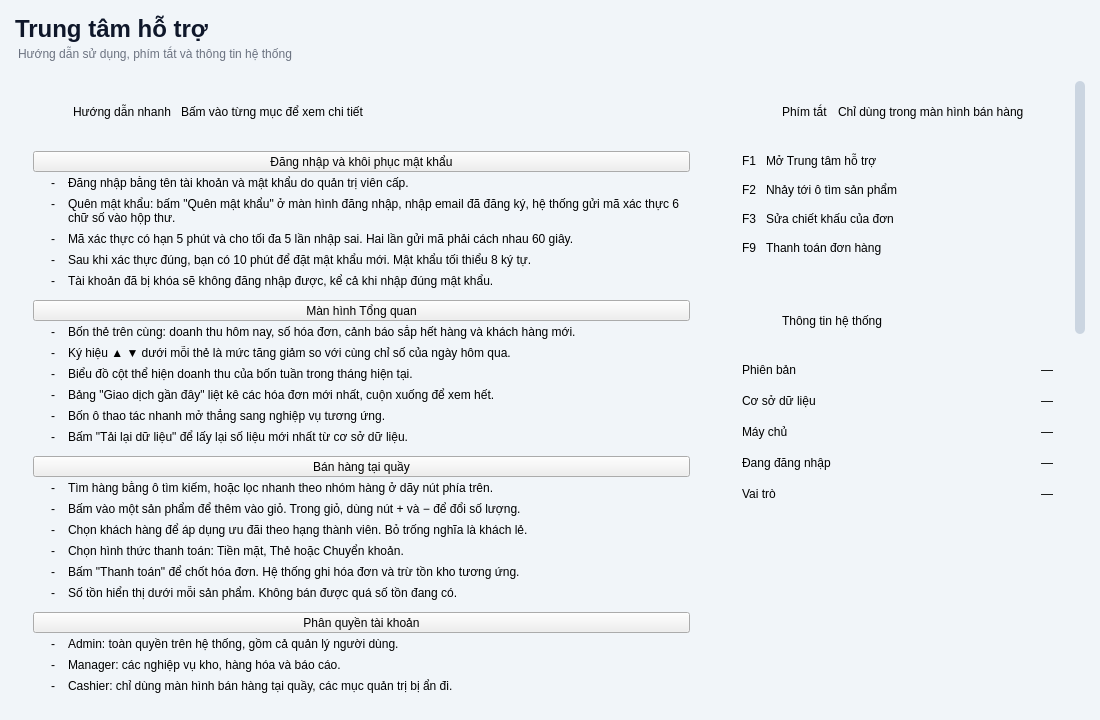
Qt form src/gui/tabs/help_center.ui (letrankhang/Supermarket_Manager) before a commit.
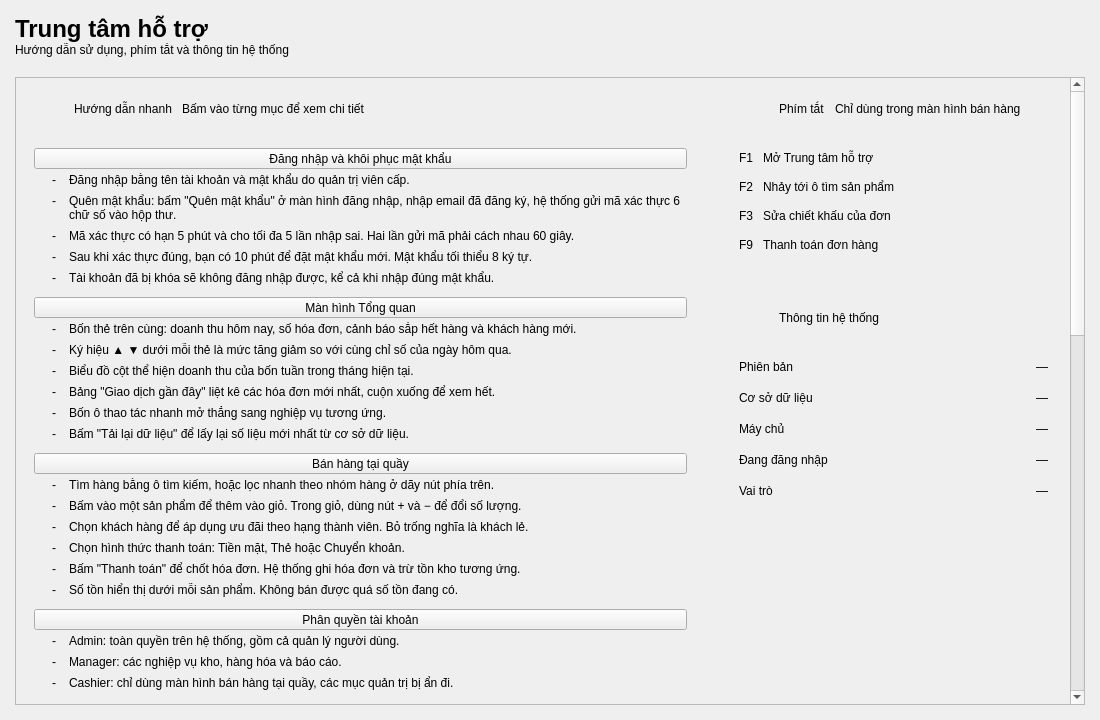
The same form after that commit. Icons and pictures are not drawn.

What changed in the file:
```diff
--- a/src/gui/tabs/help_center.ui
+++ b/src/gui/tabs/help_center.ui
@@ -14,36 +14,447 @@
    <string>Trung tâm hỗ trợ</string>
   </property>
   <property name="styleSheet">
-   <string notr="true">
-QWidget#Form {
+   <string notr="true">QWidget#Form {
     background-color: #f1f5f9;
     color: #0f172a;
     font-family: &quot;Segoe UI&quot;, Arial, sans-serif;
 }
-/* ===== Tiêu đề trang =====
-   Dùng chung kiểu với header của dashboard.ui: tiêu đề đậm cỡ lớn,
-   ngay dưới là một dòng mô tả màu xám, chữ thường, cỡ nhỏ hơn.
-   Cỡ chữ và độ đậm của tiêu đề lấy từ thuộc tính font của lblTitle
-   (pointsize 18, bold) giống hệt QLabel tiêu đề bên Dashboard. */
+QWidget {
+    font-family: &quot;Segoe UI&quot;, Arial, sans-serif;
+}
+QLabel {
+    background-color: transparent;
+    border: none;
+    color: #0f172a;
+}
+
+QLineEdit,
+QComboBox,
+QDateEdit,
+QSpinBox,
+QDoubleSpinBox {
+    background-color: #ffffff;
+    border: 1px solid #e2e8f0;
+    border-radius: 8px;
+    padding: 0px 12px;
+    min-height: 38px;
+    font-size: 13px;
+    color: #0f172a;
+    selection-background-color: #1d4ed8;
+    selection-color: #ffffff;
+}
+QTextEdit {
+    background-color: #ffffff;
+    border: 1px solid #e2e8f0;
+    border-radius: 8px;
+    padding: 8px 10px;
+    font-size: 13px;
+    color: #0f172a;
+    selection-background-color: #1d4ed8;
+    selection-color: #ffffff;
+}
+QLineEdit:hover,
+QComboBox:hover,
+QDateEdit:hover,
+QSpinBox:hover,
+QDoubleSpinBox:hover,
+QTextEdit:hover {
+    border: 1px solid #cbd5e1;
+}
+QLineEdit:focus,
+QComboBox:focus,
+QDateEdit:focus,
+QSpinBox:focus,
+QDoubleSpinBox:focus,
+QTextEdit:focus {
+    border: 1px solid #1d4ed8;
+}
+QLineEdit:disabled,
+QComboBox:disabled,
+QDateEdit:disabled,
+QSpinBox:disabled,
+QDoubleSpinBox:disabled {
+    background-color: #f8fafc;
+    color: #94a3b8;
+}
+QComboBox::drop-down {
+    subcontrol-origin: padding;
+    subcontrol-position: center right;
+    border: none;
+    background-color: transparent;
+    width: 26px;
+}
+QComboBox::down-arrow {
+    image: url(assets/images/chevron-down.png);
+    width: 10px;
+    height: 10px;
+}
+QComboBox::down-arrow:on {
+    image: url(assets/images/chevron-up.png);
+}
+QComboBox QAbstractItemView {
+    background-color: #ffffff;
+    border: 1px solid #e2e8f0;
+    border-radius: 8px;
+    padding: 4px;
+    outline: none;
+    selection-background-color: #eff6ff;
+    selection-color: #1d4ed8;
+}
+QSpinBox::up-button,
+QSpinBox::down-button,
+QDoubleSpinBox::up-button,
+QDoubleSpinBox::down-button,
+QDateEdit::up-button,
+QDateEdit::down-button {
+    subcontrol-origin: border;
+    width: 20px;
+    border: none;
+    background-color: transparent;
+}
+QSpinBox::up-button,
+QDoubleSpinBox::up-button,
+QDateEdit::up-button {
+    subcontrol-position: top right;
+}
+QSpinBox::down-button,
+QDoubleSpinBox::down-button,
+QDateEdit::down-button {
+    subcontrol-position: bottom right;
+}
+QSpinBox::up-button:hover,
+QSpinBox::down-button:hover,
+QDoubleSpinBox::up-button:hover,
+QDoubleSpinBox::down-button:hover,
+QDateEdit::up-button:hover,
+QDateEdit::down-button:hover {
+    background-color: #f1f5f9;
+}
+QSpinBox::up-arrow,
+QDoubleSpinBox::up-arrow,
+QDateEdit::up-arrow {
+    image: url(assets/images/chevron-up.png);
+    width: 9px;
+    height: 9px;
+}
+QSpinBox::down-arrow,
+QDoubleSpinBox::down-arrow,
+QDateEdit::down-arrow {
+    image: url(assets/images/chevron-down.png);
+    width: 9px;
+    height: 9px;
+}
+QCheckBox {
+    background-color: transparent;
+    color: #334155;
+    font-size: 13px;
+    font-weight: bold;
+    spacing: 8px;
+}
+QCheckBox::indicator {
+    width: 16px;
+    height: 16px;
+    border: 1px solid #cbd5e1;
+    border-radius: 4px;
+    background-color: #ffffff;
+}
+QCheckBox::indicator:hover {
+    border: 1px solid #1d4ed8;
+}
+QCheckBox::indicator:checked {
+    background-color: #1d4ed8;
+    border: 1px solid #1d4ed8;
+}
+
+QPushButton {
+    background-color: #ffffff;
+    color: #64748b;
+    border: 1px solid #e2e8f0;
+    border-radius: 8px;
+    padding: 0px 16px;
+    min-height: 38px;
+    font-size: 12px;
+    font-weight: bold;
+}
+QPushButton:hover {
+    background-color: #eff6ff;
+    color: #1d4ed8;
+    border: 1px solid #1d4ed8;
+}
+QPushButton:pressed {
+    background-color: #dbeafe;
+}
+QPushButton:disabled {
+    background-color: #f8fafc;
+    color: #cbd5e1;
+    border: 1px solid #e2e8f0;
+}
+QPushButton#RowActionButton {
+    background-color: transparent;
+    border: none;
+    border-radius: 6px;
+    padding: 0px;
+    min-width: 28px;
+    max-width: 28px;
+    min-height: 28px;
+    max-height: 28px;
+}
+QPushButton#RowActionButton:hover {
+    background-color: #eff6ff;
+}
+QPushButton#RowActionButton:pressed {
+    background-color: #dbeafe;
+}
+
+QTableWidget {
+    background-color: transparent;
+    border: none;
+    gridline-color: #f1f5f9;
+    font-size: 13px;
+    color: #334155;
+    outline: none;
+}
+QTableWidget::item {
+    padding: 8px;
+    border-bottom: 1px solid #f1f5f9;
+}
+QTableWidget::item:selected {
+    background-color: #eff6ff;
+    color: #1d4ed8;
+}
+QHeaderView {
+    background-color: #f8fafc;
+    border: none;
+    border-bottom: 1px solid #e2e8f0;
+}
+QHeaderView::section {
+    background-color: #f8fafc;
+    color: #64748b;
+    font-size: 11px;
+    font-weight: 700;
+    padding: 10px 8px;
+    border: none;
+    border-bottom: 1px solid #e2e8f0;
+}
+QTableCornerButton::section {
+    background-color: #f8fafc;
+    border: none;
+}
+
+QLabel[badge=&quot;info&quot;] {
+    background-color: #dbeafe;
+    color: #1d4ed8;
+    border-radius: 6px;
+    padding: 3px 10px;
+    font-size: 11px;
+    font-weight: 700;
+}
+QLabel[badge=&quot;success&quot;] {
+    background-color: #d1fae5;
+    color: #059669;
+    border-radius: 6px;
+    padding: 3px 10px;
+    font-size: 11px;
+    font-weight: 700;
+}
+QLabel[badge=&quot;warning&quot;] {
+    background-color: #ffedd5;
+    color: #ea580c;
+    border-radius: 6px;
+    padding: 3px 10px;
+    font-size: 11px;
+    font-weight: 700;
+}
+QLabel[badge=&quot;danger&quot;] {
+    background-color: #fee2e2;
+    color: #dc2626;
+    border-radius: 6px;
+    padding: 3px 10px;
+    font-size: 11px;
+    font-weight: 700;
+}
+QLabel[badge=&quot;neutral&quot;] {
+    background-color: #e2e8f0;
+    color: #64748b;
+    border-radius: 6px;
+    padding: 3px 10px;
+    font-size: 11px;
+    font-weight: 700;
+}
+QLabel[badge=&quot;violet&quot;] {
+    background-color: #ede9fe;
+    color: #6d28d9;
+    border-radius: 6px;
+    padding: 3px 10px;
+    font-size: 11px;
+    font-weight: 700;
+}
+QLabel[trend=&quot;up&quot;] {
+    background-color: #ecfdf5;
+    color: #059669;
+    border-radius: 4px;
+    padding: 2px 6px;
+    font-size: 11px;
+    font-weight: 700;
+}
+QLabel[trend=&quot;down&quot;] {
+    background-color: #fef2f2;
+    color: #dc2626;
+    border-radius: 4px;
+    padding: 2px 6px;
+    font-size: 11px;
+    font-weight: 700;
+}
+QLabel[trend=&quot;flat&quot;] {
+    background-color: #f1f5f9;
+    color: #64748b;
+    border-radius: 4px;
+    padding: 2px 6px;
+    font-size: 11px;
+    font-weight: 700;
+}
+QLabel[state=&quot;up&quot;] {
+    color: #10b981;
+    font-weight: bold;
+}
+QLabel[state=&quot;down&quot;] {
+    color: #ef4444;
+    font-weight: bold;
+}
+QLabel[state=&quot;flat&quot;] {
+    color: #64748b;
+    font-weight: bold;
+}
+QLabel[state=&quot;warning&quot;] {
+    color: #eab308;
+    font-weight: bold;
+}
+QLabel[state=&quot;safe&quot;] {
+    color: #10b981;
+}
+
+QScrollArea {
+    background-color: transparent;
+    border: none;
+}
+QScrollArea &gt; QWidget &gt; QWidget {
+    background-color: transparent;
+}
+QAbstractScrollArea::viewport {
+    background-color: transparent;
+}
+QScrollBar:vertical {
+    background-color: transparent;
+    width: 10px;
+    margin: 0px;
+    border: none;
+}
+QScrollBar::handle:vertical {
+    background-color: #cbd5e1;
+    min-height: 35px;
+    border-radius: 5px;
+}
+QScrollBar::handle:vertical:hover {
+    background-color: #94a3b8;
+}
+QScrollBar::handle:vertical:pressed {
+    background-color: #64748b;
+}
+QScrollBar::add-line:vertical,
+QScrollBar::sub-line:vertical {
+    height: 0px;
+    width: 0px;
+    background: transparent;
+    border: none;
+}
+QScrollBar::up-arrow:vertical,
+QScrollBar::down-arrow:vertical {
+    width: 0px;
+    height: 0px;
+    background: transparent;
+    border: none;
+}
+QScrollBar::add-page:vertical,
+QScrollBar::sub-page:vertical {
+    background: transparent;
+}
+QScrollBar:horizontal {
+    background-color: transparent;
+    height: 10px;
+    margin: 0px;
+    border: none;
+}
+QScrollBar::handle:horizontal {
+    background-color: #cbd5e1;
+    min-width: 35px;
+    border-radius: 5px;
+}
+QScrollBar::handle:horizontal:hover {
+    background-color: #94a3b8;
+}
+QScrollBar::handle:horizontal:pressed {
+    background-color: #64748b;
+}
+QScrollBar::add-line:horizontal,
+QScrollBar::sub-line:horizontal {
+    width: 0px;
+    height: 0px;
+    background: transparent;
+    border: none;
+}
+QScrollBar::left-arrow:horizontal,
+QScrollBar::right-arrow:horizontal {
+    width: 0px;
+    height: 0px;
+    background: transparent;
+    border: none;
+}
+QScrollBar::add-page:horizontal,
+QScrollBar::sub-page:horizontal {
+    background: transparent;
+}
+
+QMenu {
+    background-color: #ffffff;
+    border: 1px solid #e2e8f0;
+    border-radius: 8px;
+    padding: 6px;
+}
+QMenu::item {
+    background-color: transparent;
+    color: #334155;
+    border-radius: 6px;
+    padding: 7px 18px;
+    font-size: 13px;
+}
+QMenu::item:selected {
+    background-color: #eff6ff;
+    color: #1d4ed8;
+}
+QMenu::separator {
+    height: 1px;
+    background-color: #e2e8f0;
+    margin: 6px 4px;
+}
+
 QLabel#lblTitle {
     color: #0f172a;
     padding: 0px;
     margin: 0px;
 }
+
 QLabel#lblSubTitle {
     color: #6b7280;
     font-size: 12px;
     font-weight: normal;
     margin-top: 4px;
 }
-QScrollArea {
-    border: none;
-    background: transparent;
-}
+
 QWidget#scrollAreaWidgetContents {
-    background: transparent;
+    background-color: transparent;
+    border: none;
 }
-/* ===== Thẻ nội dung ===== */
+
 QFrame[class=&quot;card&quot;] {
     background-color: #ffffff;
     border: 1px solid #e2e8f0;
@@ -51,7 +462,7 @@
 }
 QLabel[class=&quot;cardIcon&quot;] {
     background-color: #eff6ff;
-    border-radius: 9px;
+    border-radius: 8px;
 }
 QLabel[class=&quot;cardTitle&quot;] {
     color: #0f172a;
@@ -68,7 +479,6 @@
     min-height: 1px;
     max-height: 1px;
 }
-/* ===== Mục hướng dẫn thu gọn ===== */
 QToolButton[class=&quot;accordion&quot;] {
     background-color: transparent;
     border: none;
@@ -87,15 +497,15 @@
     color: #1d4ed8;
 }
 QLabel[class=&quot;bullet&quot;] {
-    color: #93c5fd;
+    color: #1d4ed8;
     font-size: 12px;
     font-weight: 700;
 }
-QLabel[class=&quot;accordionLine&quot;] {
-    color: #475569;
+QLabel[class=&quot;accordionLine&quot;],
+QLabel[class=&quot;keyDesc&quot;] {
+    color: #334155;
     font-size: 12px;
 }
-/* ===== Phím tắt ===== */
 QLabel[class=&quot;keyCap&quot;] {
     background-color: #f8fafc;
     border: 1px solid #cbd5e1;
@@ -109,11 +519,6 @@
     min-height: 23px;
     max-height: 23px;
 }
-QLabel[class=&quot;keyDesc&quot;] {
-    color: #475569;
-    font-size: 12px;
-}
-/* ===== Thông tin hệ thống ===== */
 QLabel[class=&quot;infoKey&quot;] {
     color: #94a3b8;
     font-size: 11px;
@@ -123,15 +528,15 @@
     font-size: 12px;
     font-weight: 600;
 }
-/* ===== Hỗ trợ nhanh ===== */
-QLabel[class=&quot;supportText&quot;] {
+QLabel[class=&quot;supportText&quot;],
+QLabel[class=&quot;memberDesc&quot;] {
     color: #64748b;
     font-size: 12px;
 }
 QPushButton[class=&quot;primaryButton&quot;] {
-    background-color: #2563eb;
+    background-color: #1d4ed8;
     border: none;
-    border-radius: 9px;
+    border-radius: 8px;
     color: #ffffff;
     font-size: 12px;
     font-weight: 700;
@@ -144,7 +549,6 @@
 QPushButton[class=&quot;primaryButton&quot;]:pressed {
     background-color: #1e40af;
 }
-/* ===== Đội ngũ phát triển ===== */
 QFrame[class=&quot;memberRow&quot;] {
     background-color: transparent;
     border: 1px solid transparent;
@@ -167,19 +571,16 @@
 QLabel[class=&quot;memberRole&quot;] {
     background-color: #eff6ff;
     border-radius: 8px;
-    color: #2563eb;
+    color: #1d4ed8;
     font-size: 10px;
     font-weight: 700;
     padding: 2px 8px;
 }
-QLabel[class=&quot;memberDesc&quot;] {
-    color: #64748b;
-    font-size: 12px;
-}
 QPushButton[class=&quot;socialButton&quot;] {
     background-color: #f8fafc;
     border: 1px solid #e2e8f0;
     border-radius: 8px;
+    padding: 0px;
     min-width: 32px;
     max-width: 32px;
     min-height: 30px;
@@ -192,77 +593,7 @@
 QPushButton[class=&quot;socialButton&quot;]:pressed {
     background-color: #dbeafe;
 }
-/* ===== Thanh cuộn ===== */
-QScrollBar:vertical {
-    background-color: transparent;
-    width: 10px;
-    margin: 0px;
-    border: none;
-}
-QScrollBar::handle:vertical {
-    background-color: #cbd5e1;
-    min-height: 35px;
-    border-radius: 5px;
-}
-QScrollBar::handle:vertical:hover {
-    background-color: #94a3b8;
-}
-QScrollBar::handle:vertical:pressed {
-    background-color: #64748b;
-}
-QScrollBar::add-line:vertical,
-QScrollBar::sub-line:vertical {
-    height: 0px;
-    width: 0px;
-    background: transparent;
-    border: none;
-}
-QScrollBar::up-arrow:vertical,
-QScrollBar::down-arrow:vertical {
-    width: 0px;
-    height: 0px;
-    background: transparent;
-    border: none;
-}
-QScrollBar::add-page:vertical,
-QScrollBar::sub-page:vertical {
-    background: transparent;
-}
-QScrollBar:horizontal {
-    background-color: transparent;
-    height: 10px;
-    margin: 0px;
-    border: none;
-}
-QScrollBar::handle:horizontal {
-    background-color: #cbd5e1;
-    min-width: 35px;
-    border-radius: 5px;
-}
-QScrollBar::handle:horizontal:hover {
-    background-color: #94a3b8;
-}
-QScrollBar::handle:horizontal:pressed {
-    background-color: #64748b;
-}
-QScrollBar::add-line:horizontal,
-QScrollBar::sub-line:horizontal {
-    width: 0px;
-    height: 0px;
-    background: transparent;
-    border: none;
-}
-QScrollBar::left-arrow:horizontal,
-QScrollBar::right-arrow:horizontal {
-    width: 0px;
-    height: 0px;
-    background: transparent;
-    border: none;
-}
-QScrollBar::add-page:horizontal,
-QScrollBar::sub-page:horizontal {
-    background: transparent;
-}</string>
+</string>
   </property>
   <layout class="QVBoxLayout" name="mainLayout">
    <property name="spacing">
```
Left out of the diff: 108 changed lines with no effect on the pictures.
